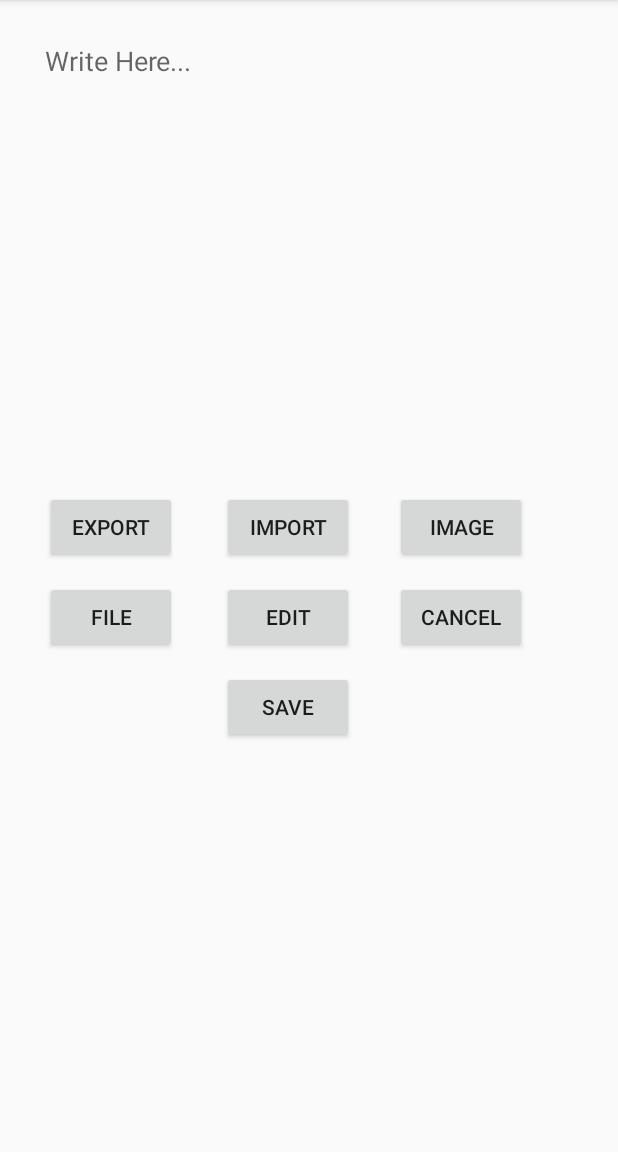
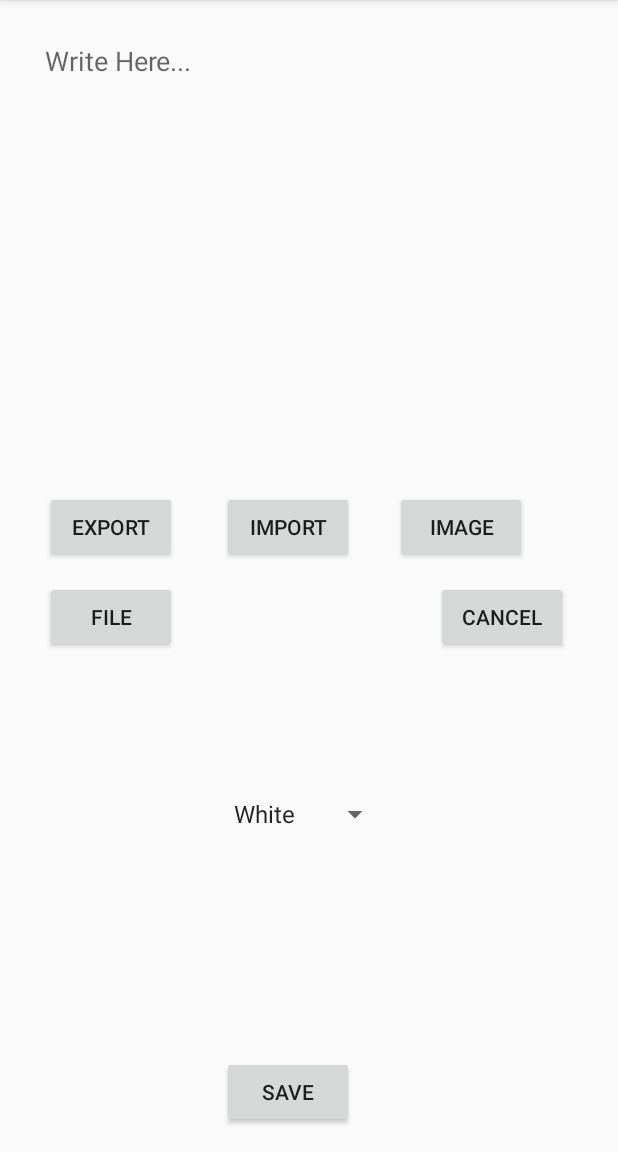
Before and after one commit to AntonisAndHisMetalheadFriends/Notepad, an Android app: the NewNoteActivity screen opened directly, with no data from a screen before it, on a phone screen of 412 x 824 dp, the part 84-1236 px from its top. Run offline under Robolectric (Android 15) with nearby library versions, the light colour scheme and no system bars; Roboto replaces fonts that are not available here.

Commit message:
Commit #19

```diff
--- a/app/src/main/java/aahmf/notepad/MainMenuActivity.java
+++ b/app/src/main/java/aahmf/notepad/MainMenuActivity.java
@@ -4,6 +4,7 @@ package aahmf.notepad;
 import android.content.Intent;
 import android.os.Bundle;
 import android.support.v7.app.AppCompatActivity;
+import android.support.v7.widget.CardView;
 import android.support.v7.widget.LinearLayoutManager;
 import android.support.v7.widget.RecyclerView;
 import android.text.Editable;
@@ -102,9 +103,6 @@ public class MainMenuActivity extends AppCompatActivity {
             case R.id.sign_out:
                 logOut();
                 break;
-            case R.id.settings:
-                startActivity(new Intent(MainMenuActivity.this,SettingsActivity.class));
-                break;
 
             case R.id.newnote:
                 startActivity(new Intent(MainMenuActivity.this,NewNoteActivity.class));
--- a/app/src/main/java/aahmf/notepad/NewNoteActivity.java
+++ b/app/src/main/java/aahmf/notepad/NewNoteActivity.java
@@ -3,15 +3,19 @@ package aahmf.notepad;
 import android.content.Context;
 import android.content.DialogInterface;
 import android.content.Intent;
+import android.content.SharedPreferences;
 import android.os.Environment;
 import android.support.v7.app.AlertDialog;
 import android.support.v7.app.AppCompatActivity;
 import android.os.Bundle;
 import android.util.Xml;
 import android.view.View;
+import android.widget.AdapterView;
+import android.widget.ArrayAdapter;
 import android.widget.Button;
 import android.widget.EditText;
 import android.widget.LinearLayout;
+import android.widget.Spinner;
 import android.widget.Toast;
 
 import org.xmlpull.v1.XmlSerializer;
@@ -31,9 +35,10 @@ public class NewNoteActivity extends AppCompatActivity {
     private Button AddImage;
     private Button AddFile;
     private Button CancelNote;
-    private Button EditNote;
     private Button SaveNote;
-
+    private Spinner noteClr;
+    private static final String[] coloursTwo = {"White", "Green", "Yellow", "Red"};
+    int bgColor;
     private EditText WriteNote,Title;
 
     private String NoteTitle;
@@ -47,7 +52,7 @@ public class NewNoteActivity extends AppCompatActivity {
         AddImage = findViewById(R.id.btnAddImage);
         AddFile = findViewById(R.id.btnAddFile);
         CancelNote = findViewById(R.id.btnCancelNewNote);
-        EditNote = findViewById(R.id.btnEditNote);
+        noteClr = findViewById(R.id.spNoteClr);
 
         SaveNote = findViewById(R.id.button9);
         WriteNote = findViewById(R.id.etWriteNote);
@@ -103,6 +108,40 @@ public class NewNoteActivity extends AppCompatActivity {
 
             }}
         });
+
+
+            ArrayAdapter<String> adapterOne = new ArrayAdapter<>(NewNoteActivity.this,android.R.layout.
+                    simple_spinner_item,coloursTwo);
+            adapterOne.setDropDownViewResource(android.R.layout.simple_spinner_dropdown_item);
+            noteClr.setAdapter(adapterOne);
+            noteClr.setOnItemSelectedListener(new AdapterView.OnItemSelectedListener() {
+                @Override
+                public void onItemSelected(AdapterView<?> parent, View view, int position, long id) {
+                    switch (position) {
+                        case 0:
+                            //white
+                            bgColor = getResources().getColor(R.color.colorWhite);
+                            break;
+                        case 1:
+                            //green
+                            bgColor = getResources().getColor(R.color.colorGreen);
+                            break;
+                        case 2:
+                            //yellow
+                            bgColor = getResources().getColor(R.color.colorYellow);
+                            break;
+                        case 3:
+                            //red
+                            bgColor = getResources().getColor(R.color.colorRed);
+                            break;
+                    }
+                }
+
+                @Override
+                public void onNothingSelected(AdapterView<?> parent) {
+                    bgColor = getResources().getColor(R.color.colorWhite);
+                }
+            });
     }
 
     public void WriteXml(String xmlFile)
@@ -127,6 +166,10 @@ public class NewNoteActivity extends AppCompatActivity {
             String dataWrite = writer.toString();
             fileos.write(dataWrite.getBytes());
             fileos.close();
+            SharedPreferences mSharedPref = getSharedPreferences("NoteColor", MODE_PRIVATE);
+            SharedPreferences.Editor mEditor = mSharedPref.edit();
+            mEditor.putInt(xmlFile,bgColor);
+            mEditor.apply();
             Toast.makeText(NewNoteActivity.this,"Note Saved In your phone",Toast.LENGTH_LONG).show();
             startActivity(new Intent(NewNoteActivity.this,MainMenuActivity.class));
         }
--- a/app/src/main/res/layout/activity_new_note.xml
+++ b/app/src/main/res/layout/activity_new_note.xml
@@ -62,30 +62,23 @@
         android:layout_marginStart="30dp"
         android:layout_marginLeft="30dp"
         android:layout_marginTop="12dp"
+        android:layout_marginEnd="30dp"
+        android:layout_marginRight="30dp"
         android:text="File"
+        app:layout_constraintEnd_toStartOf="@+id/spNoteClr"
         app:layout_constraintStart_toStartOf="parent"
         app:layout_constraintTop_toBottomOf="@+id/btnExport" />
-
-    <Button
-        android:id="@+id/btnEditNote"
-        android:layout_width="wrap_content"
-        android:layout_height="wrap_content"
-        android:layout_marginStart="30dp"
-        android:layout_marginLeft="30dp"
-        android:layout_marginTop="12dp"
-        android:text="Edit"
-        app:layout_constraintStart_toEndOf="@+id/btnAddFile"
-        app:layout_constraintTop_toBottomOf="@+id/btnImport" />
 
     <Button
         android:id="@+id/btnCancelNewNote"
         android:layout_width="wrap_content"
         android:layout_height="wrap_content"
-        android:layout_marginStart="27dp"
-        android:layout_marginLeft="27dp"
         android:layout_marginTop="12dp"
+        android:layout_marginEnd="33dp"
+        android:layout_marginRight="33dp"
         android:text="Cancel"
-        app:layout_constraintStart_toEndOf="@+id/btnEditNote"
+        app:layout_constraintEnd_toEndOf="parent"
+        app:layout_constraintStart_toEndOf="@+id/spNoteClr"
         app:layout_constraintTop_toBottomOf="@+id/btnAddImage" />
 
     <Button
@@ -94,9 +87,23 @@
         android:layout_height="wrap_content"
         android:layout_marginStart="148dp"
         android:layout_marginLeft="148dp"
-        android:layout_marginTop="12dp"
+        android:layout_marginBottom="16dp"
         android:text="save"
+        app:layout_constraintBottom_toBottomOf="parent"
         app:layout_constraintStart_toStartOf="parent"
-        app:layout_constraintTop_toBottomOf="@+id/btnEditNote" />
+        app:layout_constraintTop_toBottomOf="@+id/spNoteClr" />
+
+    <Spinner
+        android:id="@+id/spNoteClr"
+        android:layout_width="0dp"
+        android:layout_height="0dp"
+        android:layout_marginTop="393dp"
+        android:layout_marginEnd="30dp"
+        android:layout_marginRight="30dp"
+        android:layout_marginBottom="12dp"
+        app:layout_constraintBottom_toTopOf="@+id/button9"
+        app:layout_constraintEnd_toStartOf="@+id/btnCancelNewNote"
+        app:layout_constraintStart_toEndOf="@+id/btnAddFile"
+        app:layout_constraintTop_toTopOf="parent" />
 
 </android.support.constraint.ConstraintLayout>
--- a/app/src/main/res/menu/menu_one.xml
+++ b/app/src/main/res/menu/menu_one.xml
@@ -2,12 +2,6 @@
 <menu xmlns:android="http://schemas.android.com/apk/res/android"
     xmlns:app="http://schemas.android.com/apk/res-auto"
     xmlns:tools="http://schemas.android.com/tools">
-
-
-    <item
-        android:id="@+id/settings"
-        android:title="@string/settings"
-        app:showAsAction="never" />
 
 
     <item
```
Also changed, not shown: app/src/main/java/aahmf/notepad/NoteEntryAdapter.java (+7 -7 lines), app/src/main/java/aahmf/notepad/ViewNoteActivity.java (+50 -0 lines), app/src/main/res/layout/activity_view_note.xml (+9 -0 lines).
